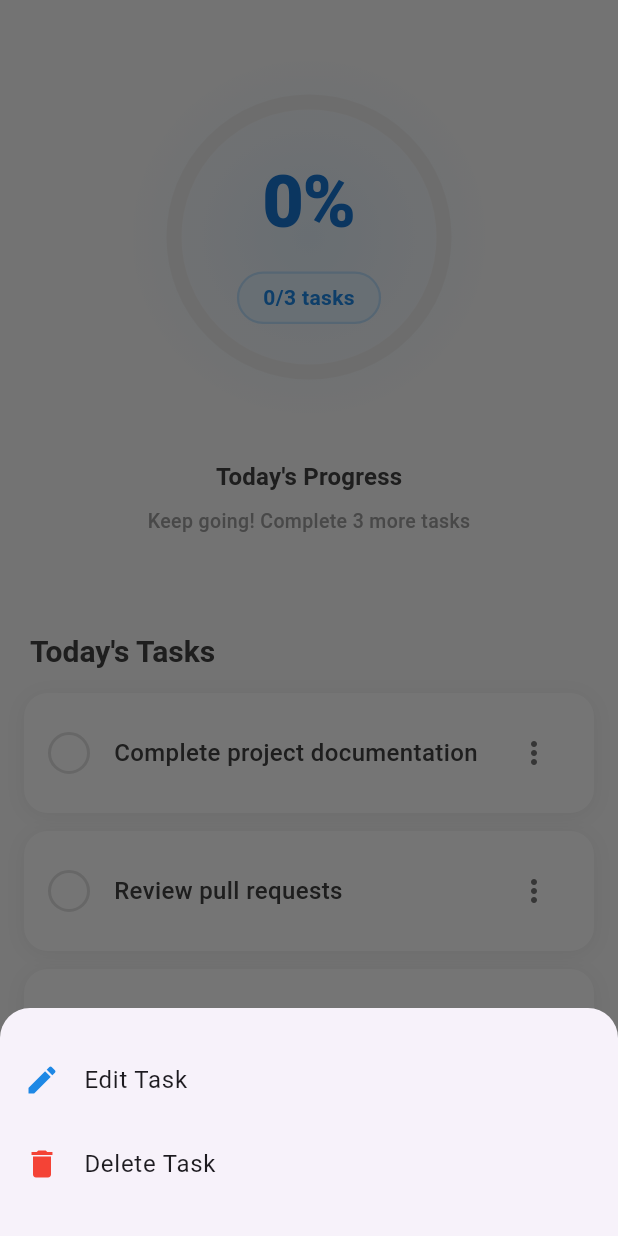
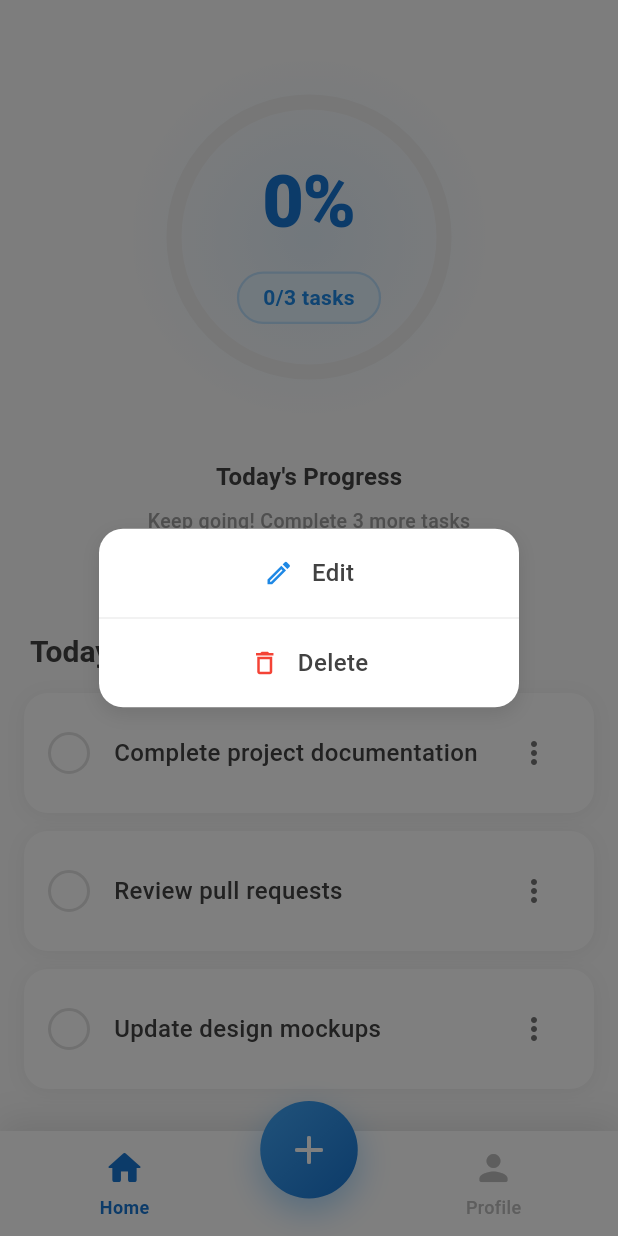
Before and after one commit to AS-Danish/Do-3-Things, a Flutter app: the screen it shows after launch, scrolled down 84 dp, after a tap on the "more vert" icon, on a phone screen of 412 x 824 dp. Run offline on Flutter 3.47's test engine with Material 3 defaults, Android fonts, the phone set to English and light mode, and no system bars.

```diff
--- a/lib/Screens/HomeScreen.dart
+++ b/lib/Screens/HomeScreen.dart
@@ -146,34 +146,19 @@ class _HomeScreenState extends State<HomeScreen> with TickerProviderStateMixin {
   }
 
   void _showTaskOptions(Task task) {
-    showModalBottomSheet(
+    showDialog(
       context: context,
-      shape: const RoundedRectangleBorder(
-        borderRadius: BorderRadius.vertical(top: Radius.circular(20)),
-      ),
-      builder: (context) => Padding(
-        padding: const EdgeInsets.symmetric(vertical: 20),
-        child: Column(
-          mainAxisSize: MainAxisSize.min,
-          children: [
-            ListTile(
-              leading: Icon(Icons.edit, color: Colors.blue[600]),
-              title: const Text('Edit Task'),
-              onTap: () {
+      barrierColor: Colors.black.withOpacity(0.5),
+      builder: (context) => TaskOptionsPopup(
+        task: task,
+        onEdit: () {
           Navigator.pop(context);
           _editTask(task.id);
         },
-            ),
-            ListTile(
-              leading: const Icon(Icons.delete, color: Colors.red),
-              title: const Text('Delete Task'),
-              onTap: () {
+        onDelete: () {
           Navigator.pop(context);
           _deleteTask(task.id);
         },
-            ),
-          ],
-        ),
       ),
     );
   }
@@ -589,3 +574,93 @@ class CircularProgressPainter extends CustomPainter {
     return oldDelegate.progress != progress;
   }
 }
+
+/// Custom Popup Widget for Task Options
+class TaskOptionsPopup extends StatelessWidget {
+  final Task task;
+  final VoidCallback onEdit;
+  final VoidCallback onDelete;
+
+  const TaskOptionsPopup({
+    super.key,
+    required this.task,
+    required this.onEdit,
+    required this.onDelete,
+  });
+
+  @override
+  Widget build(BuildContext context) {
+    return Dialog(
+      backgroundColor: Colors.transparent,
+      elevation: 0,
+      child: Container(
+        width: 260,
+        decoration: BoxDecoration(
+          color: Colors.white,
+          borderRadius: BorderRadius.circular(16),
+          boxShadow: [
+            BoxShadow(
+              color: Colors.black.withOpacity(0.1),
+              blurRadius: 10,
+              offset: const Offset(0, 4),
+            ),
+          ],
+        ),
+        child: Column(
+          mainAxisSize: MainAxisSize.min,
+          children: [
+            // Edit Option
+            InkWell(
+              onTap: onEdit,
+              borderRadius: const BorderRadius.vertical(top: Radius.circular(16)),
+              child: Padding(
+                padding: const EdgeInsets.symmetric(vertical: 18),
+                child: Row(
+                  mainAxisAlignment: MainAxisAlignment.center,
+                  children: [
+                    Icon(Icons.edit_outlined, color: Colors.blue[600], size: 20),
+                    const SizedBox(width: 12),
+                    Text(
+                      'Edit',
+                      style: TextStyle(
+                        fontSize: 16,
+                        fontWeight: FontWeight.w500,
+                        color: Colors.grey[800],
+                      ),
+                    ),
+                  ],
+                ),
+              ),
+            ),
+
+            Divider(height: 1, thickness: 1, color: Colors.grey[200]),
+
+            // Delete Option
+            InkWell(
+              onTap: onDelete,
+              borderRadius: const BorderRadius.vertical(bottom: Radius.circular(16)),
+              child: Padding(
+                padding: const EdgeInsets.symmetric(vertical: 18),
+                child: Row(
+                  mainAxisAlignment: MainAxisAlignment.center,
+                  children: [
+                    const Icon(Icons.delete_outline, color: Colors.red, size: 20),
+                    const SizedBox(width: 12),
+                    Text(
+                      'Delete',
+                      style: TextStyle(
+                        fontSize: 16,
+                        fontWeight: FontWeight.w500,
+                        color: Colors.grey[800],
+                      ),
+                    ),
+                  ],
+                ),
+              ),
+            ),
+          ],
+        ),
+      ),
+    );
+  }
+}
```
Lines whose indentation alone changed are shown as unchanged.
